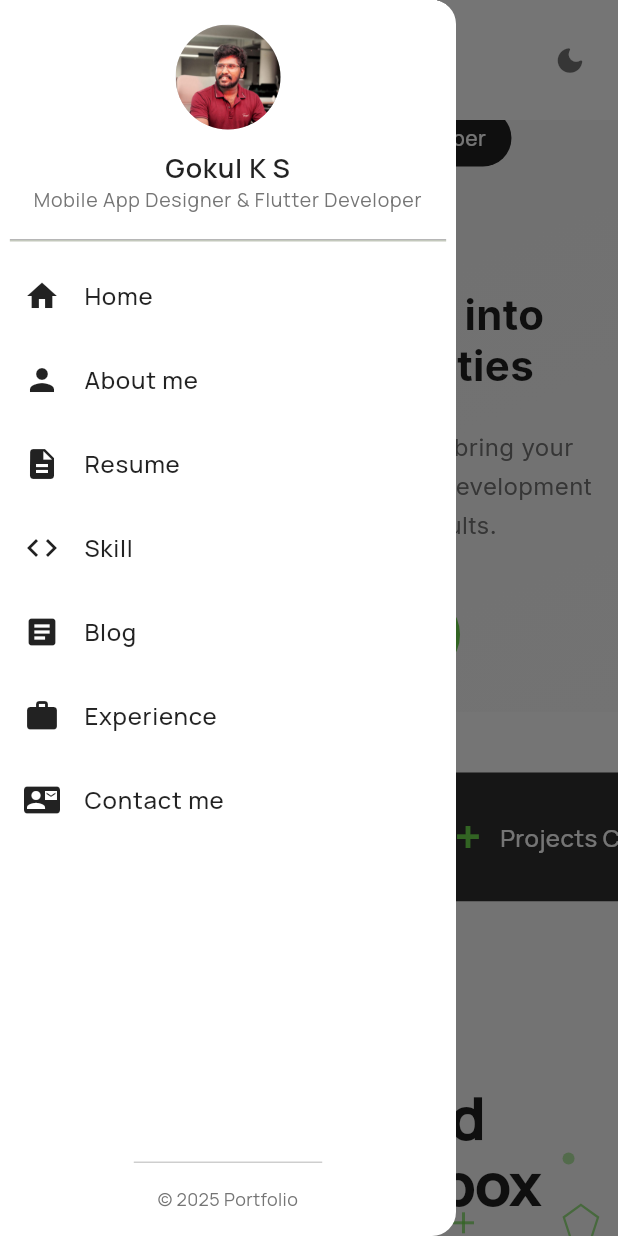
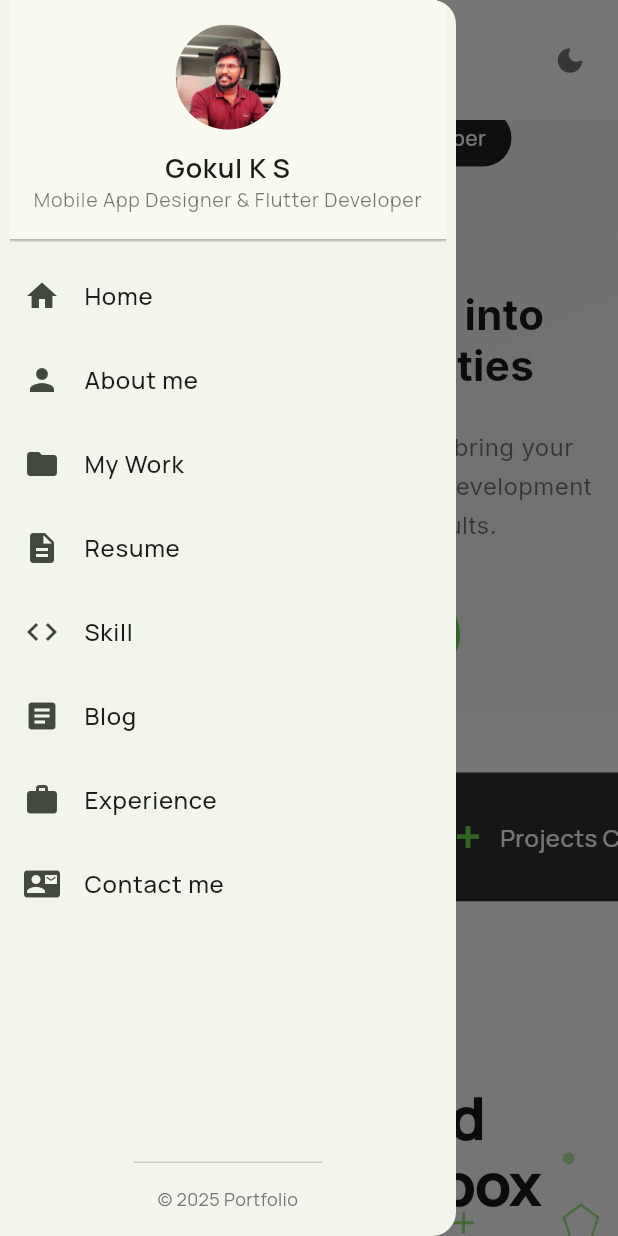
Before and after one commit to gokulekd/gokul_portfolio, a Flutter app: the screen it shows after launch, scrolled down 576 dp, after a tap on the "menu" icon, on a phone screen of 412 x 824 dp. Run offline on Flutter 3.47's test engine with Material 3 defaults, Android fonts, the phone set to English and light mode, and no system bars; our stand-ins replace cloud_firestore, file_picker, firebase_auth, firebase_core, font_awesome_flutter, get and 4 more; accounts and stored records are empty; network calls fail.

Commit message:
Refactor UI components across multiple pages to enhance visual consistency and responsiveness. Removed hardcoded colors in favor of theme-based colors, updated background colors, and streamlined text styles for improved readability. Added a new menu item for "My Work" in the app bar and drawer.

```diff
--- a/lib/main.dart
+++ b/lib/main.dart
@@ -27,8 +27,7 @@ class MyApp extends StatelessWidget {
 
     final textTheme = GoogleFonts.manropeTextTheme();
 
-    return Obx(
-      () => GetMaterialApp(
+    return GetMaterialApp(
       title: 'Gokul K S — Flutter Developer & Designer',
       debugShowCheckedModeBanner: false,
       defaultTransition: Transition.fade,
@@ -38,7 +37,6 @@ class MyApp extends StatelessWidget {
       themeMode: themeController.themeMode,
       initialRoute: AppRoutes.splash,
       getPages: AppRoutes.routes,
-      ),
     );
   }
 }
--- a/lib/pages/home_page.dart
+++ b/lib/pages/home_page.dart
@@ -44,7 +44,6 @@ class _HomePageState extends State<HomePage> {
     final controller = Get.find<PortfolioController>();
 
     return Scaffold(
-      backgroundColor: Colors.white,
       appBar: const CustomAppBar(),
       drawer: const CustomDrawer(),
       body: Stack(
--- a/lib/pages/skills_page.dart
+++ b/lib/pages/skills_page.dart
@@ -9,7 +9,6 @@ class SkillsPage extends StatelessWidget {
   @override
   Widget build(BuildContext context) {
     return Scaffold(
-      backgroundColor: Colors.white,
       appBar: const CustomAppBar(),
       drawer: const CustomDrawer(),
       body: SingleChildScrollView(child: const SkillsSection()),
--- a/lib/widgets/custom_widgets.dart
+++ b/lib/widgets/custom_widgets.dart
@@ -37,6 +37,7 @@ class CustomAppBar extends StatelessWidget implements PreferredSizeWidget {
     final menuItems = [
       {'title': 'Home', 'index': 0},
       {'title': 'About me', 'index': 1},
+      {'title': 'My Work', 'index': 3},
       {'title': 'Resume', 'action': 'resume'},
       {'title': 'Skill', 'index': 6},
       {'title': 'Blog', 'index': 4},
@@ -45,7 +46,6 @@ class CustomAppBar extends StatelessWidget implements PreferredSizeWidget {
     ];
 
     return AppBar(
-      backgroundColor: Colors.white,
       elevation: 1,
       scrolledUnderElevation: 1,
       surfaceTintColor: Colors.transparent,
@@ -59,7 +59,10 @@ class CustomAppBar extends StatelessWidget implements PreferredSizeWidget {
                 builder:
                     (context) => Center(
                       child: IconButton(
-                        icon: const Icon(Icons.menu, color: Colors.black87),
+                        icon: Icon(
+                          Icons.menu,
+                          color: Theme.of(context).colorScheme.onSurface,
+                        ),
                         onPressed: () {
                           Scaffold.of(context).openDrawer();
                         },
@@ -102,7 +105,7 @@ class CustomAppBar extends StatelessWidget implements PreferredSizeWidget {
                         style: GoogleFonts.manrope(
                           fontSize: 18,
                           fontWeight: FontWeight.w600,
-                          color: Colors.black87,
+                          color: Theme.of(context).colorScheme.onSurface,
                         ),
                       ),
                     ],
@@ -140,8 +143,12 @@ class CustomAppBar extends StatelessWidget implements PreferredSizeWidget {
                                   _navigateToPage(controller, item);
                                 },
                                 style: ElevatedButton.styleFrom(
-                                  backgroundColor: Colors.black87,
-                                  foregroundColor: Colors.white,
+                                  backgroundColor: Theme.of(context).brightness == Brightness.dark
+                                      ? Colors.white
+                                      : Colors.black87,
+                                  foregroundColor: Theme.of(context).brightness == Brightness.dark
+                                      ? Colors.black
+                                      : Colors.white,
                                   padding: const EdgeInsets.symmetric(
                                     horizontal: 20,
                                     vertical: 10,
@@ -156,7 +163,9 @@ class CustomAppBar extends StatelessWidget implements PreferredSizeWidget {
                                   style: GoogleFonts.manrope(
                                     fontSize: 14,
                                     fontWeight: FontWeight.w500,
-                                    color: Colors.white,
+                                    color: Theme.of(context).brightness == Brightness.dark
+                                        ? Colors.black
+                                        : Colors.white,
                                   ),
                                 ),
                               )
@@ -175,7 +184,7 @@ class CustomAppBar extends StatelessWidget implements PreferredSizeWidget {
                                   style: GoogleFonts.manrope(
                                     fontSize: 14,
                                     fontWeight: FontWeight.w500,
-                                    color: Colors.black87,
+                                    color: Theme.of(context).colorScheme.onSurface,
                                   ),
                                 ),
                               ),
@@ -228,6 +237,7 @@ class CustomDrawer extends StatelessWidget {
     final menuItems = [
       {'title': 'Home', 'index': 0, 'icon': Icons.home},
       {'title': 'About me', 'index': 1, 'icon': Icons.person},
+      {'title': 'My Work', 'index': 3, 'icon': Icons.folder},
       {'title': 'Resume', 'action': 'resume', 'icon': Icons.description},
       {'title': 'Skill', 'index': 6, 'icon': Icons.code},
       {'title': 'Blog', 'index': 4, 'icon': Icons.article},
@@ -236,14 +246,13 @@ class CustomDrawer extends StatelessWidget {
     ];
 
     return Drawer(
-      backgroundColor: Colors.white,
       child: Column(
         children: [
           // Drawer Header
           DrawerHeader(
-            decoration: const BoxDecoration(
-              color: Colors.white,
-              border: Border(
+            decoration: BoxDecoration(
+              color: Theme.of(context).colorScheme.surface,
+              border: const Border(
                 bottom: BorderSide(color: Colors.grey, width: 0.5),
               ),
             ),
@@ -275,7 +284,7 @@ class CustomDrawer extends StatelessWidget {
                       style: GoogleFonts.manrope(
                         fontSize: 18,
                         fontWeight: FontWeight.w600,
-                        color: Colors.black87,
+                        color: Theme.of(context).colorScheme.onSurface,
                       ),
                       textAlign: TextAlign.center,
                       maxLines: 2,
@@ -288,7 +297,7 @@ class CustomDrawer extends StatelessWidget {
                       controller.personalInfo.value.title,
                       style: GoogleFonts.manrope(
                         fontSize: 13,
-                        color: Colors.grey[600],
+                        color: Theme.of(context).colorScheme.onSurface.withValues(alpha: 0.6),
                       ),
                       textAlign: TextAlign.center,
                       maxLines: 2,
@@ -307,16 +316,12 @@ class CustomDrawer extends StatelessWidget {
               children: [
                 ...menuItems.map((item) {
                   return ListTile(
-                    leading: Icon(
-                      item['icon'] as IconData,
-                      color: Colors.black87,
-                    ),
+                    leading: Icon(item['icon'] as IconData),
                     title: Text(
                       item['title'] as String,
                       style: GoogleFonts.manrope(
                         fontSize: 16,
                         fontWeight: FontWeight.w500,
-                        color: Colors.black87,
                       ),
                     ),
                     onTap: () {
@@ -375,10 +380,14 @@ class SocialIconButton extends StatelessWidget {
         width: 40,
         height: 40,
         decoration: BoxDecoration(
-          color: Colors.grey[100],
+          color: Theme.of(context).colorScheme.surfaceContainerHighest,
           borderRadius: BorderRadius.circular(20),
         ),
-        child: Icon(icon, size: 20, color: Colors.grey[600]),
+        child: Icon(
+          icon,
+          size: 20,
+          color: Theme.of(context).colorScheme.onSurface.withValues(alpha: 0.7),
+        ),
       ),
     );
   }
@@ -492,7 +501,7 @@ class ProjectCard extends StatelessWidget {
     return Container(
       margin: const EdgeInsets.only(bottom: 24),
       decoration: BoxDecoration(
-        color: Colors.white,
+        color: Theme.of(context).colorScheme.surface,
         borderRadius: BorderRadius.circular(12),
         boxShadow: [
           BoxShadow(
@@ -535,7 +544,6 @@ class ProjectCard extends StatelessWidget {
                   style: GoogleFonts.manrope(
                     fontSize: isMobile ? 16 : 18,
                     fontWeight: FontWeight.w600,
-                    color: Colors.black87,
                   ),
                   maxLines: 2,
                   overflow: TextOverflow.ellipsis,
@@ -545,7 +553,6 @@ class ProjectCard extends StatelessWidget {
                   description,
                   style: GoogleFonts.manrope(
                     fontSize: isMobile ? 13 : 14,
-                    color: Colors.grey[600],
                     height: 1.5,
                   ),
                   maxLines: 3,
@@ -571,7 +578,6 @@ class ProjectCard extends StatelessWidget {
                                 tech,
                                 style: GoogleFonts.manrope(
                                   fontSize: 12,
-                                  color: Colors.grey[700],
                                 ),
                                 maxLines: 1,
                                 overflow: TextOverflow.ellipsis,
@@ -669,7 +675,7 @@ class ExperienceCard extends StatelessWidget {
       margin: const EdgeInsets.only(bottom: 24),
       padding: const EdgeInsets.all(20),
       decoration: BoxDecoration(
-        color: Colors.white,
+        color: Theme.of(context).colorScheme.surface,
         borderRadius: BorderRadius.circular(12),
         boxShadow: [
           BoxShadow(
@@ -695,7 +701,6 @@ class ExperienceCard extends StatelessWidget {
                       style: GoogleFonts.manrope(
                         fontSize: 18,
                         fontWeight: FontWeight.w600,
-                        color: Colors.black87,
                       ),
                     ),
                     Text(
@@ -723,7 +728,6 @@ class ExperienceCard extends StatelessWidget {
                   style: GoogleFonts.manrope(
                     fontSize: 12,
                     fontWeight: FontWeight.w500,
-                    color: Colors.grey[700],
                   ),
                 ),
               ),
@@ -734,7 +738,6 @@ class ExperienceCard extends StatelessWidget {
             description,
             style: GoogleFonts.manrope(
               fontSize: 14,
-              color: Colors.grey[600],
               height: 1.5,
             ),
           ),
@@ -793,7 +796,7 @@ class BlogCard extends StatelessWidget {
     return Container(
       margin: const EdgeInsets.only(bottom: 24),
       decoration: BoxDecoration(
-        color: Colors.white,
+        color: Theme.of(context).colorScheme.surface,
         borderRadius: BorderRadius.circular(12),
         boxShadow: [
           BoxShadow(
@@ -826,7 +829,6 @@ class BlogCard extends StatelessWidget {
                   style: GoogleFonts.manrope(
                     fontSize: 18,
                     fontWeight: FontWeight.w600,
-                    color: Colors.black87,
                   ),
                 ),
                 const SizedBox(height: 8),
@@ -834,7 +836,6 @@ class BlogCard extends StatelessWidget {
                   excerpt,
                   style: GoogleFonts.manrope(
                     fontSize: 14,
-                    color: Colors.grey[600],
                     height: 1.5,
                   ),
                 ),
@@ -868,7 +869,6 @@ class BlogCard extends StatelessWidget {
                                     tag,
                                     style: GoogleFonts.manrope(
                                       fontSize: 12,
-                                      color: Colors.grey[700],
                                     ),
                                   ),
                                 ),
--- a/lib/widgets/hero_section_fixed.dart
+++ b/lib/widgets/hero_section_fixed.dart
@@ -130,26 +130,31 @@ class _HeroSectionState extends State<HeroSection>
 
     // Then name and title
     Future.delayed(const Duration(milliseconds: 300), () {
+      if (!mounted) return;
       _textController.forward();
     });
 
     // Then content section
     Future.delayed(const Duration(milliseconds: 500), () {
+      if (!mounted) return;
       _contentController.forward();
     });
 
     // Then tagline
     Future.delayed(const Duration(milliseconds: 700), () {
+      if (!mounted) return;
       _taglineController.forward();
     });
 
     // Then social icons
     Future.delayed(const Duration(milliseconds: 900), () {
+      if (!mounted) return;
       _socialController.forward();
     });
 
     // Start subtle animations after everything is loaded
     Future.delayed(const Duration(milliseconds: 1500), () {
+      if (!mounted) return;
       _pulseController.repeat(reverse: true);
     });
   }
@@ -173,6 +178,18 @@ class _HeroSectionState extends State<HeroSection>
   Widget _buildLargePill(String text, Color backgroundColor, Color textColor, BuildContext context) {
     final isMobile = ResponsiveHelper.isMobile(context);
     final isTablet = ResponsiveHelper.isTablet(context);
+    final isDark = Theme.of(context).brightness == Brightness.dark;
+
+    // In dark mode: white pills become dark surface, black pills become white
+    final Color actualBg = isDark
+        ? (backgroundColor == Colors.white ? const Color(0xFF1E1E1E) : Colors.white)
+        : backgroundColor;
+    final Color actualText = isDark
+        ? (textColor == Colors.black87 ? Colors.white : Colors.black)
+        : textColor;
+    final bool isSubtlePill = isDark
+        ? actualBg == const Color(0xFF1E1E1E)
+        : backgroundColor == Colors.white;
 
     return Container(
       padding: EdgeInsets.symmetric(
@@ -180,12 +197,10 @@ class _HeroSectionState extends State<HeroSection>
         vertical: isMobile ? 8 : 12,
       ),
       decoration: BoxDecoration(
-        color: backgroundColor,
+        color: actualBg,
         borderRadius: BorderRadius.circular(24),
         border: Border.all(
-          color: backgroundColor == Colors.white
-              ? Colors.grey[300]!
-              : Colors.transparent,
+          color: isSubtlePill ? Colors.grey[600]! : Colors.transparent,
           width: 1,
         ),
       ),
@@ -194,7 +209,7 @@ class _HeroSectionState extends State<HeroSection>
         style: GoogleFonts.manrope(
           fontSize: isMobile ? 14 : isTablet ? 16 : 18,
           fontWeight: FontWeight.w500,
-          color: textColor,
+          color: actualText,
         ),
         maxLines: 2,
         overflow: TextOverflow.ellipsis,
@@ -286,6 +301,8 @@ class _HeroSectionState extends State<HeroSection>
     final socialIconScale = isMobile ? 1.2 : isTablet ? 1.35 : 1.5;
     final spacingBetweenSections = isMobile ? 24.0 : isTablet ? 40.0 : 80.0;
 
+    final isDark = Theme.of(context).brightness == Brightness.dark;
+
     return LayoutBuilder(
       builder: (context, constraints) {
         return Container(
@@ -294,7 +311,9 @@ class _HeroSectionState extends State<HeroSection>
             gradient: LinearGradient(
               begin: Alignment.topLeft,
               end: Alignment.bottomRight,
-              colors: [Colors.grey[50]!, Colors.grey[100]!, Colors.grey[50]!],
+              colors: isDark
+                  ? [const Color(0xFF0A0A0A), const Color(0xFF111111), const Color(0xFF0A0A0A)]
+                  : [Colors.grey[50]!, Colors.grey[100]!, Colors.grey[50]!],
             ),
           ),
           child: SingleChildScrollView(
@@ -405,7 +424,7 @@ class _HeroSectionState extends State<HeroSection>
                     style: GoogleFonts.inter(
                       fontSize: nameFontSize,
                       fontWeight: FontWeight.w700,
-                      color: Colors.black87,
+                      color: Theme.of(context).colorScheme.onSurface,
                     ),
                   ),
                   const SizedBox(height: 8),
@@ -414,7 +433,7 @@ class _HeroSectionState extends State<HeroSection>
                     textAlign: TextAlign.center,
                     style: GoogleFonts.inter(
                       fontSize: titleFontSize,
-                      color: Colors.grey[600],
+                      color: Theme.of(context).colorScheme.onSurface.withValues(alpha: 0.6),
                     ),
                   ),
                 ],
@@ -487,7 +506,7 @@ class _HeroSectionState extends State<HeroSection>
                   vertical: 10,
                 ),
                 decoration: BoxDecoration(
-                  color: Colors.grey[100],
+                  color: Theme.of(context).colorScheme.surfaceContainerHighest,
                   borderRadius: BorderRadius.circular(24),
                 ),
                 child: Text(
@@ -495,7 +514,7 @@ class _HeroSectionState extends State<HeroSection>
                   style: GoogleFonts.inter(
                     fontSize: 14,
                     fontWeight: FontWeight.w500,
-                    color: Colors.grey[700],
+                    color: Theme.of(context).colorScheme.onSurface.withValues(alpha: 0.7),
                   ),
                 ),
               ),
@@ -572,7 +591,7 @@ class _HeroSectionState extends State<HeroSection>
                 style: GoogleFonts.inter(
                   fontSize: taglineFontSize,
                   fontWeight: FontWeight.w700,
-                  color: Colors.black87,
+                  color: Theme.of(context).colorScheme.onSurface,
                   height: 1.2,
                 ),
               ),
@@ -592,7 +611,7 @@ class _HeroSectionState extends State<HeroSection>
                 textAlign: TextAlign.center,
                 style: GoogleFonts.inter(
                   fontSize: bioFontSize,
-                  color: Colors.grey[600],
+                  color: Theme.of(context).colorScheme.onSurface.withValues(alpha: 0.6),
                   height: 1.6,
                 ),
               ),
@@ -703,7 +722,7 @@ class _HeroSectionState extends State<HeroSection>
                             style: GoogleFonts.inter(
                               fontSize: nameFontSize,
                               fontWeight: FontWeight.w700,
-                              color: Colors.black87,
+                              color: Theme.of(context).colorScheme.onSurface,
                             ),
                           ),
                           const SizedBox(height: 12),
@@ -711,7 +730,7 @@ class _HeroSectionState extends State<HeroSection>
                             _displayedTitle,
                             style: GoogleFonts.inter(
                               fontSize: titleFontSize,
-                              color: Colors.grey[600],
+                              color: Theme.of(context).colorScheme.onSurface.withValues(alpha: 0.6),
                             ),
                           ),
                         ],
@@ -788,7 +807,7 @@ class _HeroSectionState extends State<HeroSection>
                           vertical: 12,
                         ),
                         decoration: BoxDecoration(
-                          color: Colors.grey[100],
+                          color: Theme.of(context).colorScheme.surfaceContainerHighest,
                           borderRadius: BorderRadius.circular(24),
                         ),
                         child: Text(
@@ -796,7 +815,7 @@ class _HeroSectionState extends State<HeroSection>
                           style: GoogleFonts.inter(
                             fontSize: 16,
                             fontWeight: FontWeight.w500,
-                            color: Colors.grey[700],
+                            color: Theme.of(context).colorScheme.onSurface.withValues(alpha: 0.7),
                           ),
                         ),
                       ),
@@ -891,7 +910,7 @@ class _HeroSectionState extends State<HeroSection>
                         style: GoogleFonts.inter(
                           fontSize: taglineFontSize,
                           fontWeight: FontWeight.w700,
-                          color: Colors.black87,
+                          color: Theme.of(context).colorScheme.onSurface,
                           height: 1.2,
                         ),
                         maxLines: 3,
@@ -912,7 +931,7 @@ class _HeroSectionState extends State<HeroSection>
                         controller.personalInfo.value.bio,
                         style: GoogleFonts.inter(
                           fontSize: bioFontSize,
-                          color: Colors.grey[600],
+                          color: Theme.of(context).colorScheme.onSurface.withValues(alpha: 0.6),
                           height: 1.6,
                         ),
                         maxLines: 4,
--- a/lib/widgets/skills_section.dart
+++ b/lib/widgets/skills_section.dart
@@ -191,7 +191,9 @@ class _SkillsSectionState extends State<SkillsSection>
             child: Container(
               key: _skillsSectionKey,
               width: double.infinity,
-              decoration: BoxDecoration(color: Colors.grey[50]),
+              decoration: BoxDecoration(
+                color: Theme.of(context).scaffoldBackgroundColor,
+              ),
               child: Stack(
                 children: [
                   Positioned.fill(
@@ -236,7 +238,7 @@ class _SkillsSectionState extends State<SkillsSection>
                                             "{01} - My Skills",
                                             style: GoogleFonts.manrope(
                                               fontSize: 18,
-                                              color: Colors.black,
+                                              color: Theme.of(context).colorScheme.onSurface,
                                             ),
                                           ),
                                           const SizedBox(width: 8),
@@ -257,7 +259,7 @@ class _SkillsSectionState extends State<SkillsSection>
                                         style: GoogleFonts.manrope(
                                           fontSize: isNarrow ? 40 : 64,
                                           fontWeight: FontWeight.w800,
-                                          color: Colors.black87,
+                                          color: Theme.of(context).colorScheme.onSurface,
                                           letterSpacing: -1.5,
                                           height: 1.1,
                                         ),
@@ -269,7 +271,7 @@ class _SkillsSectionState extends State<SkillsSection>
                                         textAlign: TextAlign.center,
                                         style: GoogleFonts.manrope(
                                           fontSize: isNarrow ? 16 : 20,
-                                          color: Colors.grey[600],
+                                          color: Theme.of(context).colorScheme.onSurface.withValues(alpha: 0.6),
                                           fontWeight: FontWeight.w400,
                                           height: 1.5,
                                         ),
@@ -420,7 +422,7 @@ class _SkillsSectionState extends State<SkillsSection>
               width: double.infinity,
               padding: const EdgeInsets.all(24),
               decoration: BoxDecoration(
-                color: Colors.white,
+                color: Theme.of(context).colorScheme.surface,
                 borderRadius: BorderRadius.circular(16),
                 boxShadow: [
                   BoxShadow(
@@ -440,7 +442,7 @@ class _SkillsSectionState extends State<SkillsSection>
                         width: 64,
                         height: 64,
                         decoration: BoxDecoration(
-                          color: Colors.grey[100],
+                          color: Theme.of(context).colorScheme.surfaceContainerHighest,
                           borderRadius: BorderRadius.circular(12),
                         ),
                         child: Icon(
@@ -460,7 +462,7 @@ class _SkillsSectionState extends State<SkillsSection>
                               style: GoogleFonts.manrope(
                                 fontSize: 20,
                                 fontWeight: FontWeight.w700,
-                                color: Colors.black87,
+                                color: Theme.of(context).colorScheme.onSurface,
                               ),
                             ),
                             const SizedBox(height: 6),
@@ -468,7 +470,7 @@ class _SkillsSectionState extends State<SkillsSection>
                               skill['description'] as String,
                               style: GoogleFonts.manrope(
                                 fontSize: 14,
-                                color: Colors.grey[600],
+                                color: Theme.of(context).colorScheme.onSurface.withValues(alpha: 0.6),
                                 fontWeight: FontWeight.w400,
                               ),
                             ),
@@ -491,7 +493,7 @@ class _SkillsSectionState extends State<SkillsSection>
                             width: double.infinity,
                             height: 8,
                             decoration: BoxDecoration(
-                              color: Colors.grey[200],
+                              color: Theme.of(context).colorScheme.surfaceContainerHighest,
                               borderRadius: BorderRadius.circular(4),
                             ),
                           ),
```
Also changed, not shown: lib/pages/about_page.dart (+4 -25 lines), lib/pages/blog_page.dart (+3 -14 lines), lib/pages/contact_page.dart (+11 -27 lines), lib/pages/experience_page.dart (+3 -14 lines), lib/pages/projects_page.dart (+5 -15 lines). Lines whose indentation alone changed are shown as unchanged.
